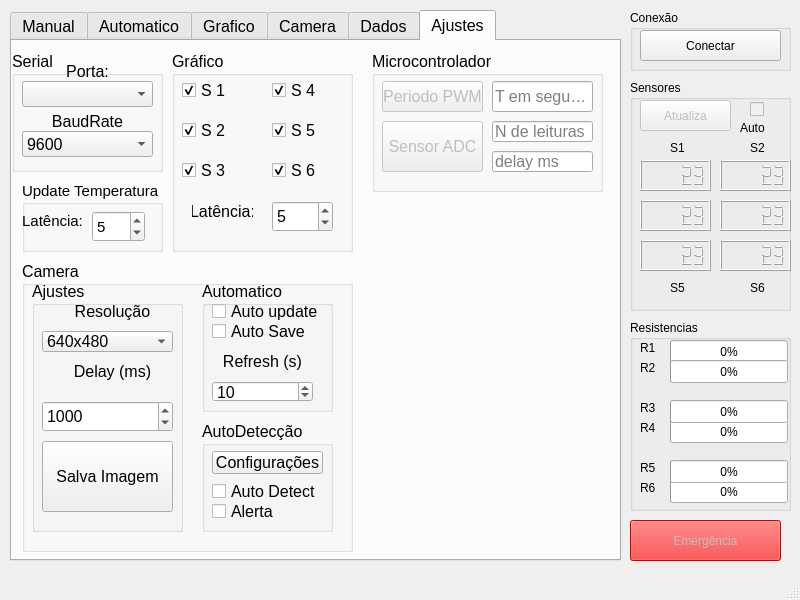
Qt form source/forno_design.ui (Atzingen/controleForno-interface) before a commit.
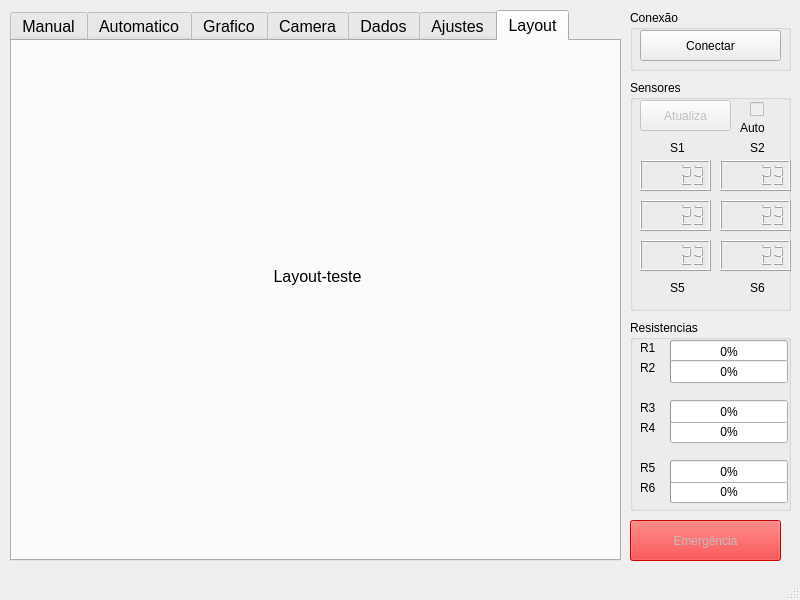
The same form after that commit. The open tabs and pages were chosen to show the change. Custom widgets are drawn as their Qt base class.

Commit message:
bd upgrade e layout
Aducinado campos dos atuadores no banco de dados.
Adicionada aba layout na gui

What changed in the file:
```diff
--- a/source/forno_design.ui
+++ b/source/forno_design.ui
@@ -2120,6 +2120,27 @@
       </widget>
      </widget>
     </widget>
+    <widget class="QWidget" name="tab_10">
+     <attribute name="title">
+      <string>Layout</string>
+     </attribute>
+     <widget class="QLabel" name="label_layoutForno">
+      <property name="geometry">
+       <rect>
+        <x>20</x>
+        <y>30</y>
+        <width>571</width>
+        <height>411</height>
+       </rect>
+      </property>
+      <property name="text">
+       <string>Layout-teste</string>
+      </property>
+      <property name="alignment">
+       <set>Qt::AlignCenter</set>
+      </property>
+     </widget>
+    </widget>
    </widget>
    <widget class="QGroupBox" name="groupBox">
     <property name="geometry">
```
The commit also changes 7 other files.
